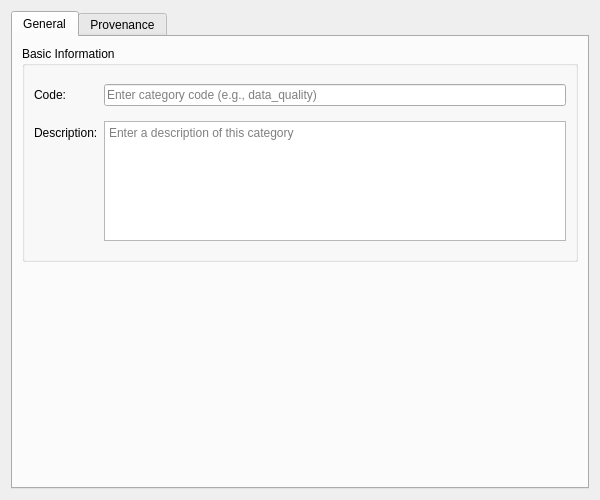
Above: projects/ores.qt/ui/ChangeReasonCategoryDetailDialog.ui from OreStudio/OreStudio before the change. Below: the same form after it.
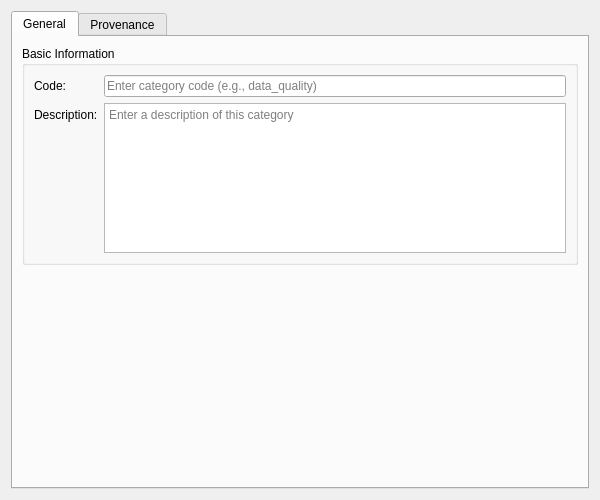
That is the form after the change. Custom widgets are drawn as their Qt base class.

```diff
--- a/projects/ores.qt/ui/ChangeReasonCategoryDetailDialog.ui
+++ b/projects/ores.qt/ui/ChangeReasonCategoryDetailDialog.ui
@@ -64,7 +64,7 @@
            </widget>
           </item>
           <item row="1" column="1">
-           <widget class="QTextEdit" name="descriptionEdit">
+           <widget class="QPlainTextEdit" name="descriptionEdit">
             <property name="minimumSize">
              <size>
               <width>0</width>
@@ -74,7 +74,7 @@
             <property name="maximumSize">
              <size>
               <width>16777215</width>
-              <height>120</height>
+              <height>150</height>
              </size>
             </property>
             <property name="placeholderText">
```
